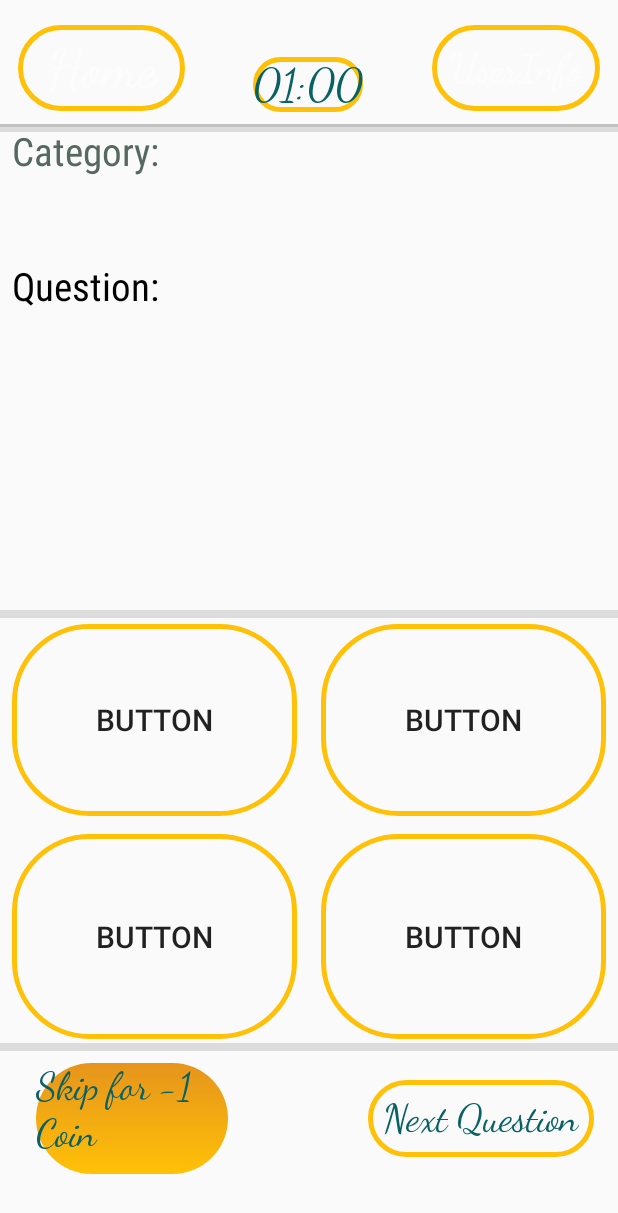
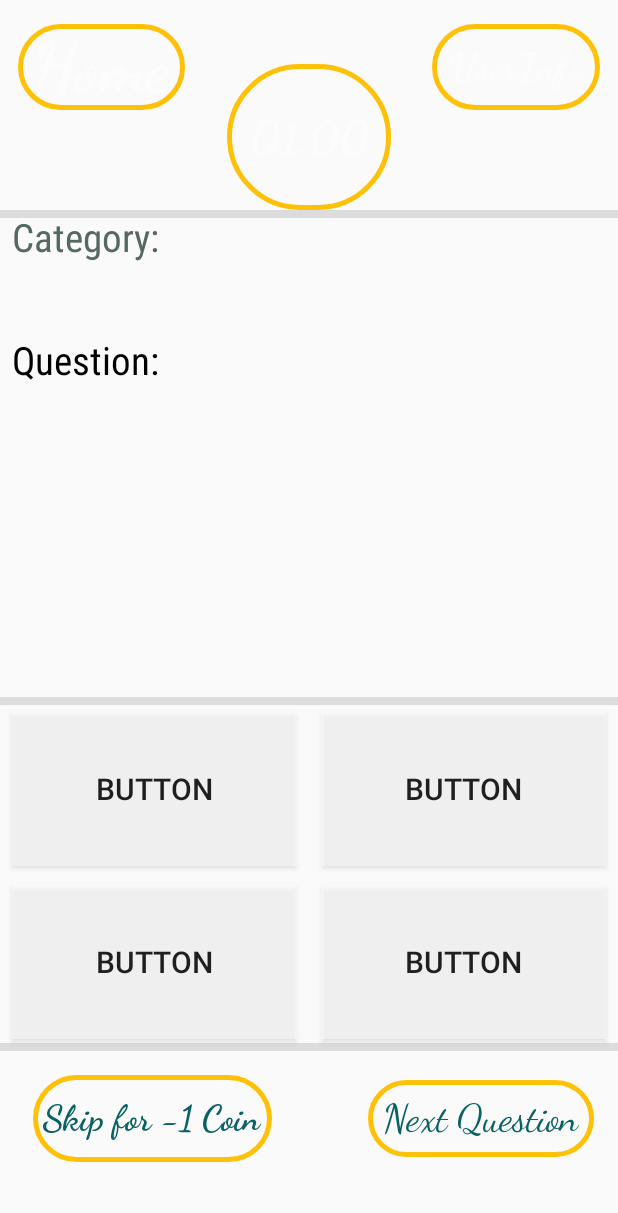
Before and after one commit to Rutvik48/TriviaGame-Android-Game, an Android app: the layout activity_question_page.xml on its own in the app's theme, with its tools: preview values and no code run, on a phone screen of 412 x 824 dp. Shown: the top 1213 px of the screen. Run offline under Robolectric (Android 15) with nearby library versions, the phone set to English and light mode, and no system bars.

Commit message:
Added buttons backgrounds and design
Signed-off-by: Rutvik Patel <rutvik48@gmail.com>

```diff
--- a/app/src/main/java/com/example/triviagame/EndPage.java
+++ b/app/src/main/java/com/example/triviagame/EndPage.java
@@ -71,8 +71,6 @@ public class EndPage extends AppCompatActivity {
         temp = temp + storedCoins;
         Log.d(TAG, "GetCoins() = " + curUser.getCoins()+"   "+receivedCoins+"     "+ temp);
         curUser.setCoins(temp);
-
-        tv_CoinRecived.setText(Integer.toString(curUser.getCoins()));
 
         curUser.updateCoins();
 
--- a/app/src/main/java/com/example/triviagame/QuestionPage.java
+++ b/app/src/main/java/com/example/triviagame/QuestionPage.java
@@ -442,7 +442,7 @@ public class QuestionPage extends AppCompatActivity {
     public void updateTimer(){
 
         int minutes = (int)timeLeftInMills/60000;
-        int seconds = (int) timeLeftInMills %60000/1000;
+        int seconds = (int) (timeLeftInMills %60000/1000) + 1;
 
         String timeLeftText;
 
--- /dev/null
+++ b/app/src/main/res/drawable/timmer.xml
@@ -0,0 +1,24 @@
+<?xml version="1.0" encoding="utf-8"?>
+<selector xmlns:android="http://schemas.android.com/apk/res/android">
+    <item>
+        <shape android:shape= "rectangle">
+
+
+            <stroke
+                android:width="3dp"
+                android:color="#FFC107" />
+
+            <item
+                android:name="android:textColor">#ffffffff</item>
+
+            <corners
+                android:radius="10dp"
+                android:bottomRightRadius="50dp"
+                android:bottomLeftRadius="50dp"
+                android:topRightRadius="50dp"
+                android:topLeftRadius="50dp"/>
+
+            <padding android:padding ="500dp"/>
+        </shape>
+    </item>
+</selector>
--- a/app/src/main/res/layout/activity_end_page.xml
+++ b/app/src/main/res/layout/activity_end_page.xml
@@ -123,9 +123,9 @@
         android:layout_marginEnd="8dp"
         android:layout_marginRight="8dp"
         android:layout_marginBottom="32dp"
-        android:background="@android:drawable/screen_background_light_transparent"
+        android:background="@drawable/button1"
         android:fontFamily="cursive"
-        android:text="Play Again With Same Categories"
+        android:text="Play Again!!!"
         android:textColor="#096164"
         android:textSize="24sp"
         android:textStyle="bold"
@@ -142,9 +142,9 @@
         android:layout_marginEnd="8dp"
         android:layout_marginRight="8dp"
         android:layout_marginBottom="108dp"
-        android:background="@android:drawable/screen_background_light_transparent"
+        android:background="@drawable/button1"
         android:fontFamily="cursive"
-        android:text="Select Category Again"
+        android:text="Select Category."
         android:textColor="#096164"
         android:textSize="24sp"
         android:textStyle="bold"
--- a/app/src/main/res/layout/activity_question_page.xml
+++ b/app/src/main/res/layout/activity_question_page.xml
@@ -27,28 +27,28 @@
         android:layout_width="wrap_content"
         android:layout_height="wrap_content"
         android:orientation="horizontal"
-        app:layout_constraintGuide_percent="0.10" />
+        app:layout_constraintGuide_percent="0.17" />
 
     <android.support.constraint.Guideline
         android:id="@+id/topHorGuideline11"
         android:layout_width="wrap_content"
         android:layout_height="wrap_content"
         android:orientation="horizontal"
-        app:layout_constraintGuide_percent="0.20" />
+        app:layout_constraintGuide_percent="0.26" />
 
     <android.support.constraint.Guideline
         android:id="@+id/topHorGuideline2"
         android:layout_width="wrap_content"
         android:layout_height="wrap_content"
         android:orientation="horizontal"
-        app:layout_constraintGuide_percent="0.50" />
+        app:layout_constraintGuide_percent="0.57" />
 
     <android.support.constraint.Guideline
         android:id="@+id/topHorGuideline3"
         android:layout_width="wrap_content"
         android:layout_height="wrap_content"
         android:orientation="horizontal"
-        app:layout_constraintGuide_percent="0.67" />
+        app:layout_constraintGuide_percent="0.71" />
 
     <android.support.constraint.Guideline
         android:id="@+id/topHorGuideline4"
@@ -125,7 +125,7 @@
         android:text="Button"
         android:textSize="20sp"
         android:textAlignment="center"
-        android:background="@drawable/button2"
+        android:background="@android:drawable/screen_background_light_transparent"
         app:layout_constraintBottom_toTopOf="@+id/topHorGuideline3"
         app:layout_constraintEnd_toStartOf="@+id/endVerGuideline"
         app:layout_constraintStart_toStartOf="parent"
@@ -141,7 +141,7 @@
         android:layout_marginEnd="8dp"
         android:layout_marginRight="8dp"
         android:layout_marginBottom="8dp"
-        android:background="@drawable/button2"
+        android:background="@android:drawable/screen_background_light_transparent"
         android:text="Button"
         android:textSize="20sp"
         android:textAlignment="center"
@@ -160,7 +160,7 @@
         android:layout_marginEnd="8dp"
         android:layout_marginRight="8dp"
         android:layout_marginBottom="8dp"
-        android:background="@drawable/button2"
+        android:background="@android:drawable/screen_background_light_transparent"
         android:text="Button"
         android:textSize="20sp"
         android:textAlignment="center"
@@ -179,7 +179,7 @@
         android:layout_marginEnd="8dp"
         android:layout_marginRight="8dp"
         android:layout_marginBottom="8dp"
-        android:background="@drawable/button2"
+        android:background="@android:drawable/screen_background_light_transparent"
         android:text="Button"
         android:textSize="20sp"
         android:textAlignment="center"
@@ -209,27 +209,29 @@
 
     <TextView
         android:id="@+id/tvTimer"
-        android:layout_width="wrap_content"
-        android:layout_height="wrap_content"
+        android:layout_width="109dp"
+        android:layout_height="97dp"
         android:layout_gravity="start"
         android:layout_marginStart="8dp"
         android:layout_marginLeft="8dp"
         android:layout_marginTop="8dp"
         android:layout_marginEnd="8dp"
         android:layout_marginRight="8dp"
-        android:layout_marginBottom="8dp"
         android:layout_weight="50"
-        android:background="@drawable/button2"
+        android:background="@drawable/timmer"
         android:fontFamily="cursive"
+        android:gravity="center_vertical"
+        android:padding="10dp"
         android:text="01:00"
-        android:textAlignment="viewStart"
+        android:textAlignment="center"
+        android:textAllCaps="false"
         android:textAppearance="@style/TextAppearance.AppCompat.Body1"
-        android:textColor="#FF096164"
+        android:textColor="@color/colorAccent"
         android:textSize="30sp"
+        android:textStyle="bold"
         android:typeface="serif"
         app:layout_constraintBottom_toTopOf="@+id/divider2"
         app:layout_constraintEnd_toEndOf="parent"
-        app:layout_constraintHorizontal_bias="0.498"
         app:layout_constraintStart_toStartOf="parent"
         app:layout_constraintTop_toTopOf="parent"
         app:layout_constraintVertical_bias="1.0" />
@@ -249,20 +251,25 @@
 
         <TextView
             android:id="@+id/tvSkipQuestion"
-            android:text="Skip for -1 Coin"
-            android:layout_width="128dp"
+            android:layout_width="159dp"
             android:layout_height="0dp"
+            android:layout_gravity="start"
+            android:layout_marginTop="8dp"
             android:layout_marginEnd="8dp"
             android:layout_marginRight="8dp"
-            android:layout_gravity="start"
+            android:layout_marginBottom="8dp"
             android:layout_weight="50"
-            android:background="@drawable/button1"
+            android:background="@drawable/button2"
             android:fontFamily="cursive"
+            android:text="Skip for -1 Coin"
             android:textAlignment="viewStart"
             android:textAppearance="@style/TextAppearance.AppCompat.Body1"
             android:textColor="#FF096164"
-            android:textSize="26sp"
+            android:textStyle="bold"
             android:typeface="serif"
+            android:padding="10px"
+            android:autoSizeTextType="uniform"
+            android:gravity="center_vertical"
             app:layout_constraintBottom_toBottomOf="parent"
             app:layout_constraintEnd_toEndOf="parent"
             app:layout_constraintHorizontal_bias="0.062"
--- a/app/src/main/res/layout/activity_splash_screen.xml
+++ b/app/src/main/res/layout/activity_splash_screen.xml
@@ -21,5 +21,5 @@
         app:layout_constraintEnd_toEndOf="parent"
         app:layout_constraintStart_toStartOf="parent"
         app:layout_constraintTop_toTopOf="parent"
-        app:srcCompat="@drawable/logo" />
+        app:srcCompat="@drawable/game_logo" />
 </android.support.constraint.ConstraintLayout>
--- a/app/src/main/res/layout/top_menu_bar.xml
+++ b/app/src/main/res/layout/top_menu_bar.xml
@@ -44,9 +44,7 @@
         android:layout_marginTop="8dp"
         android:layout_marginEnd="8dp"
         android:layout_marginRight="8dp"
-        android:layout_marginBottom="8dp"
         android:orientation="horizontal"
-        app:layout_constraintBottom_toTopOf="@+id/divider2"
         app:layout_constraintEnd_toEndOf="@id/endVerGuideline"
         app:layout_constraintStart_toStartOf="@+id/startVerGuideline"
         app:layout_constraintTop_toTopOf="@+id/topHorGuideline"
@@ -64,8 +62,8 @@
             android:textAlignment="center"
             android:textAppearance="@style/TextAppearance.AppCompat.Body2"
             android:textColor="@color/colorAccent"
-            android:textSize="36sp"
             android:textStyle="bold"
+            android:autoSizeTextType="uniform"
             tools:layout_editor_absoluteX="16dp"
             tools:layout_editor_absoluteY="119dp" />
 
@@ -96,12 +94,4 @@
 
     </LinearLayout>
 
-    <View
-        android:id="@+id/divider2"
-        android:layout_width="0dp"
-        android:layout_height="2dp"
-        android:background="?android:attr/listDivider"
-        app:layout_constraintTop_toTopOf="@+id/bottomHorGuideline"
-        tools:layout_editor_absoluteX="8dp" />
-
 </android.support.constraint.ConstraintLayout>
```
Also changed, not shown: 1 other file.
